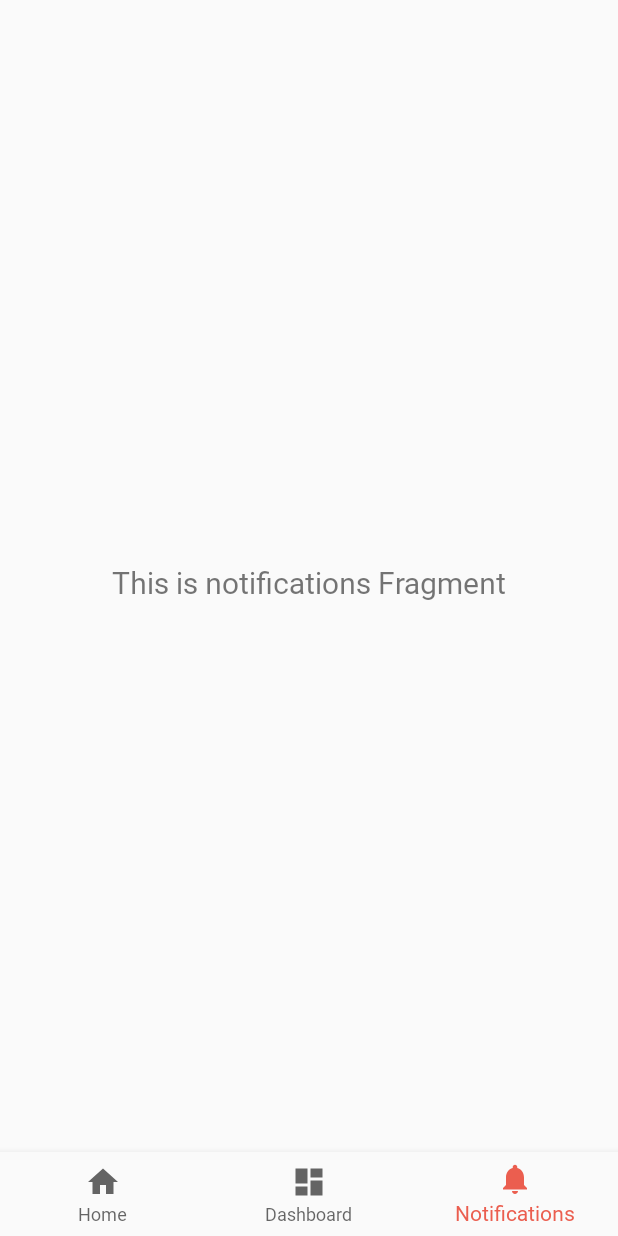
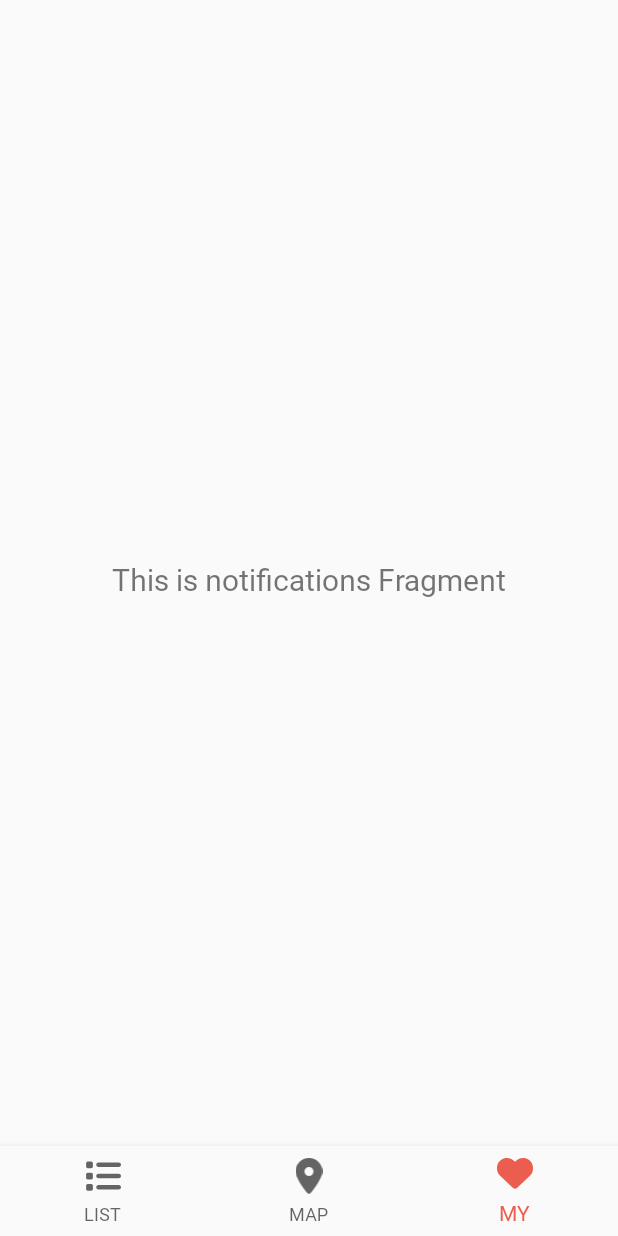
Before and after one commit to dotoleeoak/yummy-yuljeon, an Android app: the screen it shows after launch (MainActivity), item 3 of the bottom bar chosen, on a phone screen of 412 x 824 dp. Run offline under Robolectric (Android 15) with nearby library versions, the phone set to English and light mode, and no system bars; our stand-ins replace navigation-ui.

Commit message:
feat: adjust navigation bar style

```diff
--- a/app/src/main/java/edu/skku/cs/yummyyuljeon/ui/home/CardAdapter.kt
+++ b/app/src/main/java/edu/skku/cs/yummyyuljeon/ui/home/CardAdapter.kt
@@ -35,11 +35,12 @@ class CardAdapter(private val context: Context, private val items: List<Place>)
 
         val image = view.findViewById<ImageView>(R.id.card_image)
         val name = view.findViewById<TextView>(R.id.name)
+        val address = view.findViewById<TextView>(R.id.address)
 
+        // TODO: set image
         image.setImageResource(R.drawable.food)
         name.text = items[position].name
-
-        // TODO: update address, name, and image
+        address.text = items[position].address
 
         // if item is clicked, show detail page
         view.setOnClickListener {
--- /dev/null
+++ b/app/src/main/res/drawable/fa6solidlist.xml
@@ -0,0 +1,9 @@
+<vector xmlns:android="http://schemas.android.com/apk/res/android"
+    android:width="32dp"
+    android:height="32dp"
+    android:viewportWidth="512"
+    android:viewportHeight="512">
+  <path
+      android:pathData="M40,48c-13.3,0 -24,10.7 -24,24v48c0,13.3 10.7,24 24,24h48c13.3,0 24,-10.7 24,-24L112,72c0,-13.3 -10.7,-24 -24,-24L40,48zM192,64c-17.7,0 -32,14.3 -32,32s14.3,32 32,32h288c17.7,0 32,-14.3 32,-32s-14.3,-32 -32,-32L192,64zM192,224c-17.7,0 -32,14.3 -32,32s14.3,32 32,32h288c17.7,0 32,-14.3 32,-32s-14.3,-32 -32,-32L192,224zM192,384c-17.7,0 -32,14.3 -32,32s14.3,32 32,32h288c17.7,0 32,-14.3 32,-32s-14.3,-32 -32,-32L192,384zM16,232v48c0,13.3 10.7,24 24,24h48c13.3,0 24,-10.7 24,-24v-48c0,-13.3 -10.7,-24 -24,-24L40,208c-13.3,0 -24,10.7 -24,24zM40,368c-13.3,0 -24,10.7 -24,24v48c0,13.3 10.7,24 24,24h48c13.3,0 24,-10.7 24,-24v-48c0,-13.3 -10.7,-24 -24,-24L40,368z"
+      android:fillColor="@color/black"/>
+</vector>
--- /dev/null
+++ b/app/src/main/res/drawable/fa6solidlocationdot.xml
@@ -0,0 +1,9 @@
+<vector xmlns:android="http://schemas.android.com/apk/res/android"
+    android:width="24dp"
+    android:height="32dp"
+    android:viewportWidth="384"
+    android:viewportHeight="512">
+  <path
+      android:pathData="M215.7,499.2C267,435 384,279.4 384,192C384,86 298,0 192,0S0,86 0,192c0,87.4 117,243 168.3,307.2c12.3,15.3 35.1,15.3 47.4,0zM192,128a64,64 0,1 1,0 128a64,64 0,1 1,0 -128z"
+      android:fillColor="@color/black"/>
+</vector>
--- a/app/src/main/res/layout/activity_main.xml
+++ b/app/src/main/res/layout/activity_main.xml
@@ -8,7 +8,7 @@
     <com.google.android.material.bottomnavigation.BottomNavigationView
         android:id="@+id/nav_view"
         android:layout_width="0dp"
-        android:layout_height="wrap_content"
+        android:layout_height="60dp"
         android:layout_marginStart="0dp"
         android:layout_marginEnd="0dp"
         android:background="?android:attr/windowBackground"
--- a/app/src/main/res/layout/card.xml
+++ b/app/src/main/res/layout/card.xml
@@ -61,7 +61,6 @@
             android:layout_width="0dp"
             android:layout_height="wrap_content"
             android:layout_marginTop="6dp"
-            android:text="봉수육"
             android:textAlignment="textStart"
             android:textStyle="bold"
             android:textFontWeight="800"
@@ -71,12 +70,12 @@
             app:layout_constraintTop_toBottomOf="@id/guideline" />
 
         <TextView
+            android:id="@+id/address"
             android:layout_width="0dp"
             android:layout_height="0dp"
             android:layout_marginBottom="6dp"
             android:gravity="bottom"
             android:textSize="12sp"
-            android:text="경기도 수원시 장안구 율전로 108번길 11 1층"
             app:layout_constraintBottom_toBottomOf="parent"
             app:layout_constraintEnd_toEndOf="@id/guideline_right"
             app:layout_constraintStart_toStartOf="@id/guideline_left"
--- a/app/src/main/res/menu/bottom_nav_menu.xml
+++ b/app/src/main/res/menu/bottom_nav_menu.xml
@@ -2,18 +2,18 @@
 <menu xmlns:android="http://schemas.android.com/apk/res/android">
 
     <item
-        android:id="@+id/navigation_home"
-        android:icon="@drawable/ic_home_black_24dp"
-        android:title="@string/title_home" />
+        android:id="@+id/navigation_list"
+        android:icon="@drawable/fa6solidlist"
+        android:title="@string/title_list" />
 
     <item
-        android:id="@+id/navigation_dashboard"
-        android:icon="@drawable/ic_dashboard_black_24dp"
-        android:title="@string/title_dashboard" />
+        android:id="@+id/navigation_map"
+        android:icon="@drawable/fa6solidlocationdot"
+        android:title="@string/title_map" />
 
     <item
-        android:id="@+id/navigation_notifications"
-        android:icon="@drawable/ic_notifications_black_24dp"
-        android:title="@string/title_notifications" />
+        android:id="@+id/navigation_my"
+        android:icon="@drawable/fa6solidheart"
+        android:title="@string/title_my" />
 
 </menu>
--- a/app/src/main/res/navigation/mobile_navigation.xml
+++ b/app/src/main/res/navigation/mobile_navigation.xml
@@ -3,23 +3,23 @@
     xmlns:app="http://schemas.android.com/apk/res-auto"
     xmlns:tools="http://schemas.android.com/tools"
     android:id="@+id/mobile_navigation"
-    app:startDestination="@+id/navigation_home">
+    app:startDestination="@+id/navigation_list">
 
     <fragment
-        android:id="@+id/navigation_home"
+        android:id="@+id/navigation_list"
         android:name="edu.skku.cs.yummyyuljeon.ui.home.HomeFragment"
-        android:label="@string/title_home"
+        android:label="@string/title_list"
         tools:layout="@layout/fragment_home" />
 
     <fragment
-        android:id="@+id/navigation_dashboard"
+        android:id="@+id/navigation_map"
         android:name="edu.skku.cs.yummyyuljeon.ui.dashboard.DashboardFragment"
-        android:label="@string/title_dashboard"
+        android:label="@string/title_map"
         tools:layout="@layout/fragment_dashboard" />
 
     <fragment
-        android:id="@+id/navigation_notifications"
+        android:id="@+id/navigation_my"
         android:name="edu.skku.cs.yummyyuljeon.ui.notifications.NotificationsFragment"
-        android:label="@string/title_notifications"
+        android:label="@string/title_my"
         tools:layout="@layout/fragment_notifications" />
 </navigation>
--- a/app/src/main/res/values/strings.xml
+++ b/app/src/main/res/values/strings.xml
@@ -1,6 +1,6 @@
 <resources>
     <string name="app_name">Yummy Yuljeon</string>
-    <string name="title_home">Home</string>
-    <string name="title_dashboard">Dashboard</string>
-    <string name="title_notifications">Notifications</string>
+    <string name="title_list">LIST</string>
+    <string name="title_map">MAP</string>
+    <string name="title_my">MY</string>
 </resources>
```
